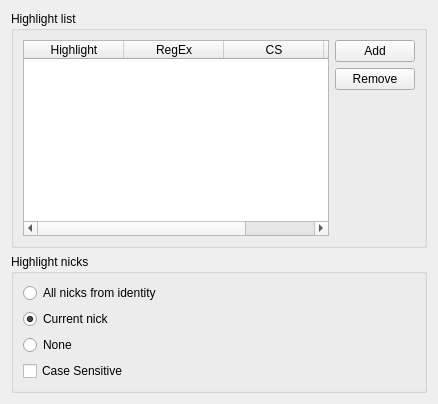
Before: the Qt Designer form src/qtui/settingspages/highlightsettingspage.ui in AlD/Quassel, drawn with Qt 5.
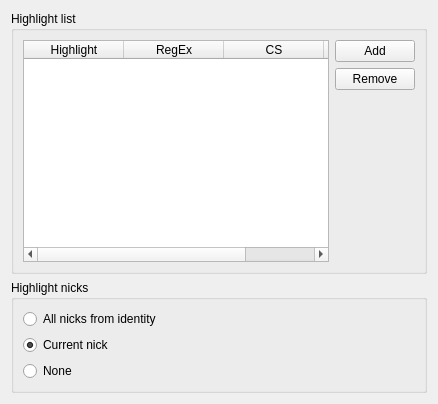
After: the same form once the commit is applied.

Commit message:
Revert "Allow highlights to match identity nicknames case insensitively"
This reverts commit 1071dd8b1a46db07edae81677201cd48ff2d2cb2.
Feature implemented differently upstream

Conflicts:

	src/qtui/qtuimessageprocessor.cpp

Patch:
```diff
--- a/src/qtui/settingspages/highlightsettingspage.ui
+++ b/src/qtui/settingspages/highlightsettingspage.ui
@@ -106,25 +106,6 @@
        <widget class="QRadioButton" name="highlightNoNick" >
         <property name="text" >
          <string>None</string>
-        </property>
-        <property name="checkable" >
-         <bool>true</bool>
-        </property>
-       </widget>
-      </item>
-      <item>
-       <widget class="QCheckBox" name="highlightCS" >
-        <property name="enabled" >
-         <bool>true</bool>
-        </property>
-        <property name="text" >
-         <string>Case Sensitive</string>
-        </property>
-        <property name="checkable" >
-         <bool>true</bool>
-        </property>
-        <property name="checked" >
-         <bool>false</bool>
         </property>
        </widget>
       </item>
```
Left out of the diff: 4 changed lines with no effect on the pictures. The commit also changes 3 other files.
